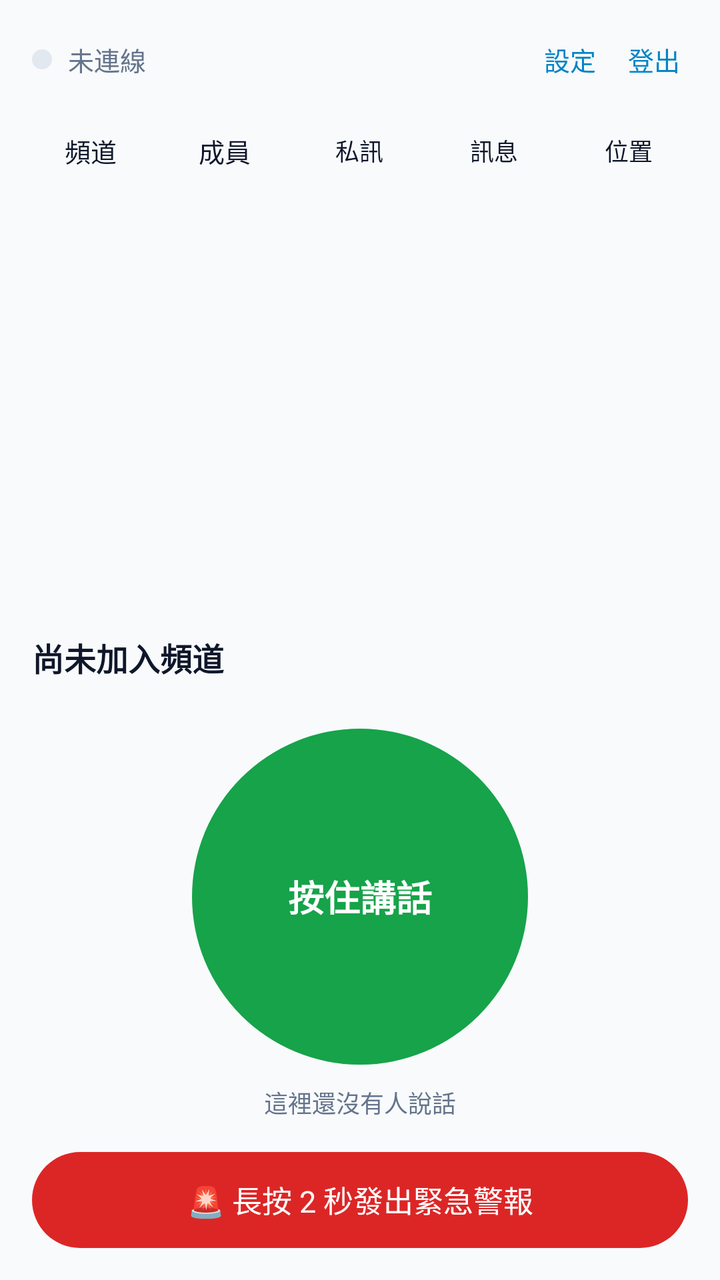
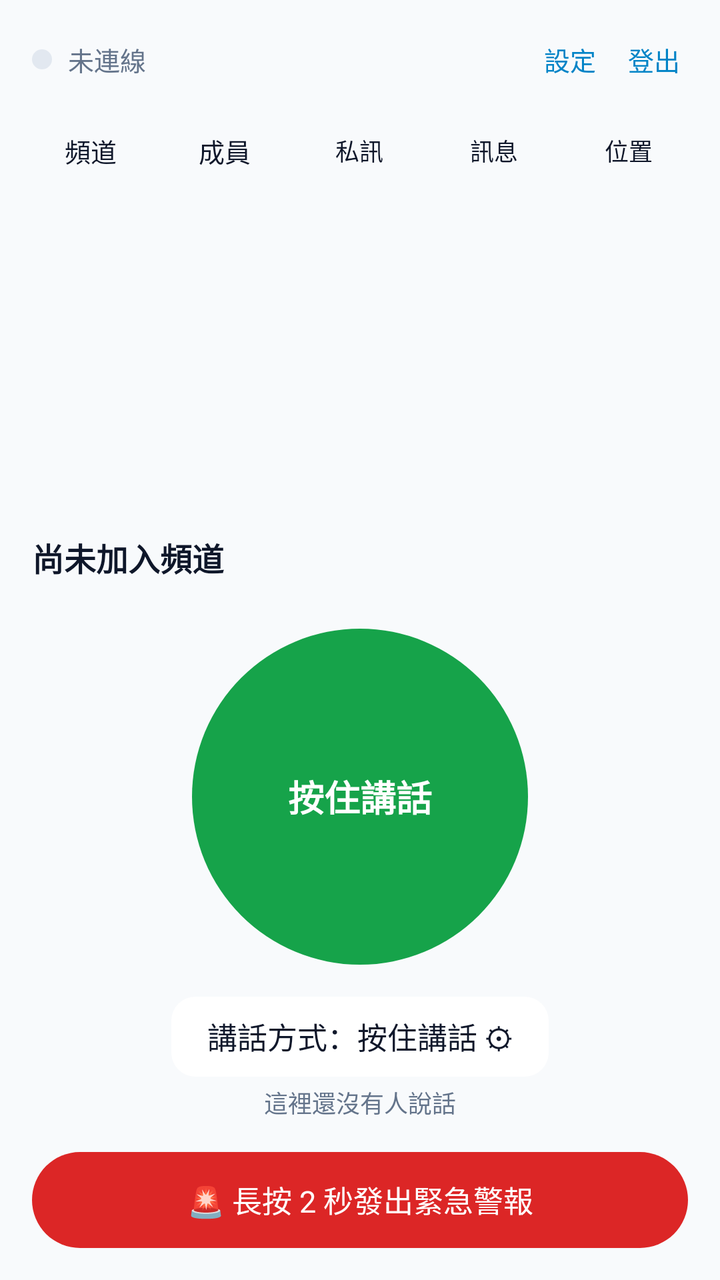

Two renders of the same Android screen: before a commit and after it. Below are the layout's source before the change and the commit's diff.
<!-- AndroidManifest.xml: application theme Theme.Ptt -->
<!-- res/layout/activity_main.xml -->
<?xml version="1.0" encoding="utf-8"?>
<LinearLayout xmlns:android="http://schemas.android.com/apk/res/android"
    android:layout_width="match_parent"
    android:layout_height="match_parent"
    android:background="@color/bg"
    android:orientation="vertical">

    <LinearLayout
        android:layout_width="match_parent"
        android:layout_height="wrap_content"
        android:gravity="center_vertical"
        android:orientation="horizontal"
        android:paddingStart="16dp"
        android:paddingTop="12dp"
        android:paddingEnd="12dp"
        android:paddingBottom="8dp">

        <View
            android:id="@+id/connDot"
            android:layout_width="10dp"
            android:layout_height="10dp"
            android:background="@drawable/bg_ptt_listen" />

        <TextView
            android:id="@+id/connText"
            android:layout_width="0dp"
            android:layout_height="wrap_content"
            android:layout_marginStart="8dp"
            android:layout_weight="1"
            android:text="未連線"
            android:textColor="@color/muted"
            android:textSize="13sp" />

        <TextView
            android:id="@+id/meName"
            android:layout_width="wrap_content"
            android:layout_height="wrap_content"
            android:layout_marginEnd="8dp"
            android:textColor="@color/text"
            android:textSize="13sp" />

        <TextView
            android:id="@+id/settingsBtn"
            android:layout_width="wrap_content"
            android:layout_height="wrap_content"
            android:padding="8dp"
            android:text="設定"
            android:textColor="@color/sky"
            android:textSize="13sp" />

        <TextView
            android:id="@+id/logout"
            android:layout_width="wrap_content"
            android:layout_height="wrap_content"
            android:padding="8dp"
            android:text="登出"
            android:textColor="@color/sky"
            android:textSize="13sp" />
    </LinearLayout>

    <TextView
        android:id="@+id/alertBanner"
        android:layout_width="match_parent"
        android:layout_height="wrap_content"
        android:background="@color/sos"
        android:padding="10dp"
        android:textColor="@android:color/white"
        android:textSize="14sp"
        android:visibility="gone" />

    <LinearLayout
        android:id="@+id/tabs"
        android:layout_width="match_parent"
        android:layout_height="40dp"
        android:layout_marginStart="12dp"
        android:layout_marginEnd="12dp"
        android:orientation="horizontal">

        <TextView android:id="@+id/tabChannels" android:layout_width="0dp" android:layout_height="match_parent" android:layout_weight="1" android:background="@drawable/bg_tab" android:gravity="center" android:text="頻道" android:textColor="@color/text" android:textSize="13sp" />
        <TextView android:id="@+id/tabMembers" android:layout_width="0dp" android:layout_height="match_parent" android:layout_weight="1" android:background="@drawable/bg_tab" android:gravity="center" android:text="成員" android:textColor="@color/text" android:textSize="13sp" />
        <TextView android:id="@+id/tabDms" android:layout_width="0dp" android:layout_height="match_parent" android:layout_weight="1" android:background="@drawable/bg_tab" android:gravity="center" android:text="私訊" android:textColor="@color/text" android:textSize="12sp" />
        <TextView android:id="@+id/tabChat" android:layout_width="0dp" android:layout_height="match_parent" android:layout_weight="1" android:background="@drawable/bg_tab" android:gravity="center" android:text="訊息" android:textColor="@color/text" android:textSize="12sp" />
        <TextView android:id="@+id/tabLoc" android:layout_width="0dp" android:layout_height="match_parent" android:layout_weight="1" android:background="@drawable/bg_tab" android:gravity="center" android:text="位置" android:textColor="@color/text" android:textSize="12sp" />
    </LinearLayout>

    <FrameLayout
        android:layout_width="match_parent"
        android:layout_height="0dp"
        android:layout_weight="1"
        android:padding="12dp">

        <ScrollView android:id="@+id/panelChannels" android:layout_width="match_parent" android:layout_height="match_parent">
            <LinearLayout android:id="@+id/channelList" android:layout_width="match_parent" android:layout_height="wrap_content" android:orientation="vertical" />
        </ScrollView>
        <ScrollView android:id="@+id/panelMembers" android:layout_width="match_parent" android:layout_height="match_parent" android:visibility="gone">
            <LinearLayout android:orientation="vertical" android:layout_width="match_parent" android:layout_height="wrap_content">
                <TextView android:layout_width="match_parent" android:layout_height="wrap_content" android:text="目前頻道的線上成員，點一下即可私人對講" android:textColor="@color/muted" android:textSize="12sp" android:layout_marginBottom="8dp" />
                <LinearLayout android:id="@+id/memberList" android:layout_width="match_parent" android:layout_height="wrap_content" android:orientation="vertical" />
                <TextView android:layout_width="match_parent" android:layout_height="wrap_content" android:text="其他線上的人" android:textColor="@color/muted" android:textSize="12sp" android:layout_marginTop="12dp" android:layout_marginBottom="8dp" />
                <LinearLayout android:id="@+id/otherList" android:layout_width="match_parent" android:layout_height="wrap_content" android:orientation="vertical" />
            </LinearLayout>
        </ScrollView>
        <ScrollView android:id="@+id/panelDms" android:layout_width="match_parent" android:layout_height="match_parent" android:visibility="gone">
            <LinearLayout android:id="@+id/dmList" android:layout_width="match_parent" android:layout_height="wrap_content" android:orientation="vertical" />
        </ScrollView>
        <LinearLayout android:id="@+id/panelChat" android:layout_width="match_parent" android:layout_height="match_parent" android:orientation="vertical" android:visibility="gone">
            <ScrollView android:layout_width="match_parent" android:layout_height="0dp" android:layout_weight="1">
                <LinearLayout android:id="@+id/messageList" android:layout_width="match_parent" android:layout_height="wrap_content" android:orientation="vertical" />
            </ScrollView>
            <LinearLayout android:layout_width="match_parent" android:layout_height="wrap_content" android:gravity="center_vertical" android:orientation="horizontal">
                <EditText
                    android:id="@+id/chatInput"
                    android:layout_width="0dp"
                    android:layout_height="44dp"
                    android:layout_weight="1"
                    android:background="@drawable/bg_input"
                    android:hint="輸入文字訊息"
                    android:inputType="textCapSentences|textMultiLine"
                    android:paddingStart="12dp"
                    android:paddingEnd="12dp"
                    android:textColor="@color/text"
                    android:textColorHint="@color/muted"
                    android:textSize="14sp" />
                <TextView android:id="@+id/sendChat" android:layout_width="wrap_content" android:layout_height="44dp" android:gravity="center" android:paddingStart="10dp" android:paddingEnd="8dp" android:text="送出" android:textColor="@color/sky" android:textSize="15sp" />
                <TextView android:id="@+id/sendPhoto" android:layout_width="wrap_content" android:layout_height="44dp" android:gravity="center" android:paddingStart="4dp" android:paddingEnd="4dp" android:text="照片" android:textColor="@color/sky" android:textSize="15sp" />
            </LinearLayout>
        </LinearLayout>
        <ScrollView android:id="@+id/panelLoc" android:layout_width="match_parent" android:layout_height="match_parent" android:visibility="gone">
            <LinearLayout android:orientation="vertical" android:layout_width="match_parent" android:layout_height="wrap_content">
                <LinearLayout android:orientation="horizontal" android:gravity="center_vertical" android:layout_width="match_parent" android:layout_height="wrap_content">
                    <com.google.android.material.materialswitch.MaterialSwitch
                        android:id="@+id/shareLoc"
                        android:layout_width="wrap_content"
                        android:layout_height="wrap_content"
                        android:text="分享我的位置與電量"
                        android:textColor="@color/text" />
                </LinearLayout>
                <TextView android:id="@+id/locStatus" android:layout_width="match_parent" android:layout_height="wrap_content" android:layout_marginTop="4dp" android:layout_marginBottom="8dp" android:text="未分享" android:textColor="@color/muted" android:textSize="12sp" />
                <LinearLayout android:id="@+id/locList" android:layout_width="match_parent" android:layout_height="wrap_content" android:orientation="vertical" />
            </LinearLayout>
        </ScrollView>
    </FrameLayout>

    <LinearLayout
        android:layout_width="match_parent"
        android:layout_height="wrap_content"
        android:gravity="center_vertical"
        android:orientation="horizontal"
        android:paddingStart="16dp"
        android:paddingEnd="16dp">

        <TextView
            android:id="@+id/targetLabel"
            android:layout_width="0dp"
            android:layout_height="wrap_content"
            android:layout_weight="1"
            android:text="尚未加入頻道"
            android:textColor="@color/text"
            android:textSize="16sp"
            android:textStyle="bold" />

        <TextView
            android:id="@+id/roleBadge"
            android:layout_width="wrap_content"
            android:layout_height="wrap_content"
            android:background="@drawable/bg_input"
            android:paddingStart="8dp"
            android:paddingTop="2dp"
            android:paddingEnd="8dp"
            android:paddingBottom="2dp"
            android:textColor="@color/muted"
            android:textSize="12sp"
            android:visibility="gone" />

        <TextView
            android:id="@+id/backToChannel"
            android:layout_width="wrap_content"
            android:layout_height="wrap_content"
            android:padding="8dp"
            android:text="← 回到頻道"
            android:textColor="@color/sky"
            android:visibility="gone" />
    </LinearLayout>

    <TextView
        android:id="@+id/talkStatus"
        android:layout_width="match_parent"
        android:layout_height="wrap_content"
        android:gravity="center"
        android:minHeight="22dp"
        android:paddingStart="16dp"
        android:paddingEnd="16dp"
        android:textColor="@color/amber"
        android:textSize="14sp" />

    <TextView
        android:id="@+id/captionBanner"
        android:layout_width="match_parent"
        android:layout_height="wrap_content"
        android:background="@color/card"
        android:paddingStart="16dp"
        android:paddingTop="6dp"
        android:paddingEnd="16dp"
        android:paddingBottom="6dp"
        android:textColor="@color/sky"
        android:textSize="14sp"
        android:visibility="gone" />

    <FrameLayout
        android:layout_width="match_parent"
        android:layout_height="wrap_content"
        android:gravity="center">

        <TextView
            android:id="@+id/pttBtn"
            android:layout_width="168dp"
            android:layout_height="168dp"
            android:layout_gravity="center"
            android:layout_marginTop="4dp"
            android:layout_marginBottom="8dp"
            android:background="@drawable/bg_ptt"
            android:gravity="center"
            android:text="按住講話"
            android:textColor="@android:color/white"
            android:textSize="18sp"
            android:textStyle="bold" />
    </FrameLayout>

    <TextView
        android:id="@+id/lastTalk"
        android:layout_width="match_parent"
        android:layout_height="wrap_content"
        android:gravity="center"
        android:paddingStart="16dp"
        android:paddingEnd="16dp"
        android:text="這裡還沒有人說話"
        android:textColor="@color/muted"
        android:textSize="12sp" />

    <TextView
        android:id="@+id/dispatchBtn"
        android:layout_width="match_parent"
        android:layout_height="40dp"
        android:layout_marginStart="16dp"
        android:layout_marginEnd="16dp"
        android:layout_marginTop="8dp"
        android:background="@drawable/bg_input"
        android:gravity="center"
        android:text="呼叫調度台"
        android:textColor="@color/sky"
        android:textSize="15sp"
        android:visibility="gone" />

    <TextView
        android:id="@+id/sosBtn"
        android:layout_width="match_parent"
        android:layout_height="48dp"
        android:layout_margin="16dp"
        android:background="@drawable/bg_sos"
        android:gravity="center"
        android:text="🚨 長按 2 秒發出緊急警報"
        android:textColor="@android:color/white"
        android:textSize="15sp" />
</LinearLayout>
<!-- resources referenced by this layout -->
<resources>
  <color name="amber">#FFF59E0B</color>
  <color name="bg">#FFF8FAFC</color>
  <color name="card">#FFFFFFFF</color>
  <color name="muted">#FF64748B</color>
  <color name="sky">#FF0284C7</color>
  <color name="sos">#FFDC2626</color>
  <color name="text">#FF0F172A</color>
  <!-- drawable bg_input (drawable) -->
  <?xml version="1.0" encoding="utf-8"?>
  <shape xmlns:android="http://schemas.android.com/apk/res/android" android:shape="rectangle">
      <solid android:color="@color/card2" />
      <corners android:radius="10dp" />
  </shape>
  <!-- drawable bg_ptt (drawable) -->
  <?xml version="1.0" encoding="utf-8"?>
  <shape xmlns:android="http://schemas.android.com/apk/res/android" android:shape="oval">
      <solid android:color="@color/green" />
  </shape>
  <!-- drawable bg_ptt_listen (drawable) -->
  <?xml version="1.0" encoding="utf-8"?>
  <shape xmlns:android="http://schemas.android.com/apk/res/android" android:shape="oval">
      <solid android:color="@color/card2" />
  </shape>
  <!-- drawable bg_sos (drawable) -->
  <?xml version="1.0" encoding="utf-8"?>
  <shape xmlns:android="http://schemas.android.com/apk/res/android" android:shape="rectangle">
      <solid android:color="@color/sos" />
      <corners android:radius="24dp" />
  </shape>
  <!-- drawable bg_tab (drawable) -->
  <?xml version="1.0" encoding="utf-8"?>
  <selector xmlns:android="http://schemas.android.com/apk/res/android">
      <item android:state_selected="true">
          <shape android:shape="rectangle">
              <solid android:color="@color/card2" />
              <corners android:radius="8dp" />
          </shape>
      </item>
      <item>
          <shape android:shape="rectangle">
              <solid android:color="@android:color/transparent" />
              <corners android:radius="8dp" />
          </shape>
      </item>
  </selector>
  <style name="Theme.Ptt" parent="Theme.Material3.DayNight.NoActionBar">
          <item name="android:statusBarColor">@color/bg</item>
          <item name="android:navigationBarColor">@color/bg</item>
          <item name="android:windowBackground">@color/bg</item>
          <item name="colorPrimary">@color/green</item>
          <item name="colorOnPrimary">@android:color/white</item>
          <item name="android:textColor">@color/text</item>
          <item name="android:textColorPrimary">@color/text</item>
          <item name="colorSurface">@color/card</item>
      </style>
  <color name="card2">#FFE2E8F0</color>
  <color name="green">#FF16A34A</color>
</resources>

<!-- the commit's change to res/layout/activity_main.xml (unified diff, before → after) -->
@@ -226,6 +226,31 @@
             android:textStyle="bold" />
     </FrameLayout>
 
+    <ProgressBar
+        android:id="@+id/voxMeter"
+        style="?android:attr/progressBarStyleHorizontal"
+        android:layout_width="168dp"
+        android:layout_height="8dp"
+        android:layout_gravity="center_horizontal"
+        android:max="100"
+        android:progress="0"
+        android:visibility="gone" />
+
+    <TextView
+        android:id="@+id/modeChip"
+        android:layout_width="wrap_content"
+        android:layout_height="40dp"
+        android:layout_gravity="center_horizontal"
+        android:layout_marginTop="6dp"
+        android:layout_marginBottom="4dp"
+        android:background="@drawable/bg_card"
+        android:gravity="center"
+        android:paddingStart="18dp"
+        android:paddingEnd="18dp"
+        android:text="講話方式：按住講話 ⚙"
+        android:textColor="@color/text"
+        android:textSize="15sp" />
+
     <TextView
         android:id="@+id/lastTalk"
         android:layout_width="match_parent"
<!-- resource entries referenced after the edit -->
@@ -7,6 +7,12 @@
   <color name="sky">#FF0284C7</color>
   <color name="sos">#FFDC2626</color>
   <color name="text">#FF0F172A</color>
+  <!-- drawable bg_card (drawable) -->
+  <?xml version="1.0" encoding="utf-8"?>
+  <shape xmlns:android="http://schemas.android.com/apk/res/android" android:shape="rectangle">
+      <solid android:color="@color/card" />
+      <corners android:radius="12dp" />
+  </shape>
   <!-- drawable bg_input (drawable) -->
   <?xml version="1.0" encoding="utf-8"?>
   <shape xmlns:android="http://schemas.android.com/apk/res/android" android:shape="rectangle">
